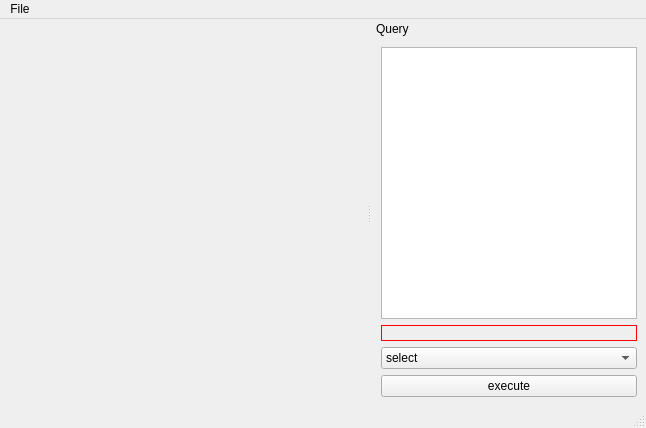
Above: threedont/gui/main_layout.ui from mcodiglione/3dont before the change. Below: the same form after it.
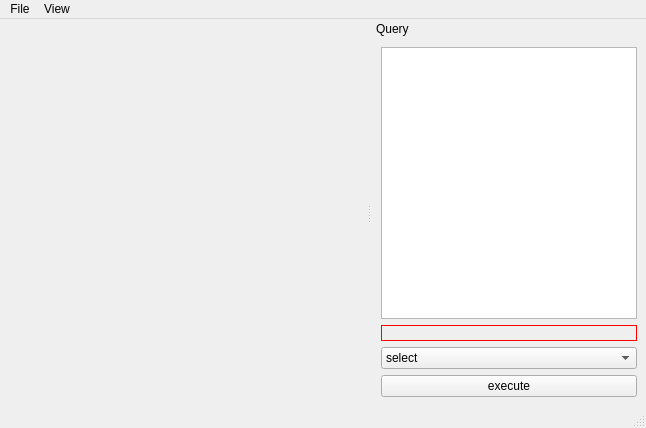
That is the form after the change.

Diff of the .ui file:
```diff
--- a/threedont/gui/main_layout.ui
+++ b/threedont/gui/main_layout.ui
@@ -48,7 +48,14 @@
                 </property>
                 <addaction name="actionConnect_to_server"/>
             </widget>
+   <widget class="QMenu" name="menuView">
+    <property name="title">
+     <string>View</string>
+    </property>
+    <addaction name="actionLegend"/>
+   </widget>
             <addaction name="menuFile"/>
+   <addaction name="menuView"/>
         </widget>
         <widget class="QStatusBar" name="statusbar"/>
         <widget class="QDockWidget" name="dockWidget">
```
Left out of the diff: 15 changed lines with no effect on the pictures. Lines whose indentation alone changed are shown as unchanged.
